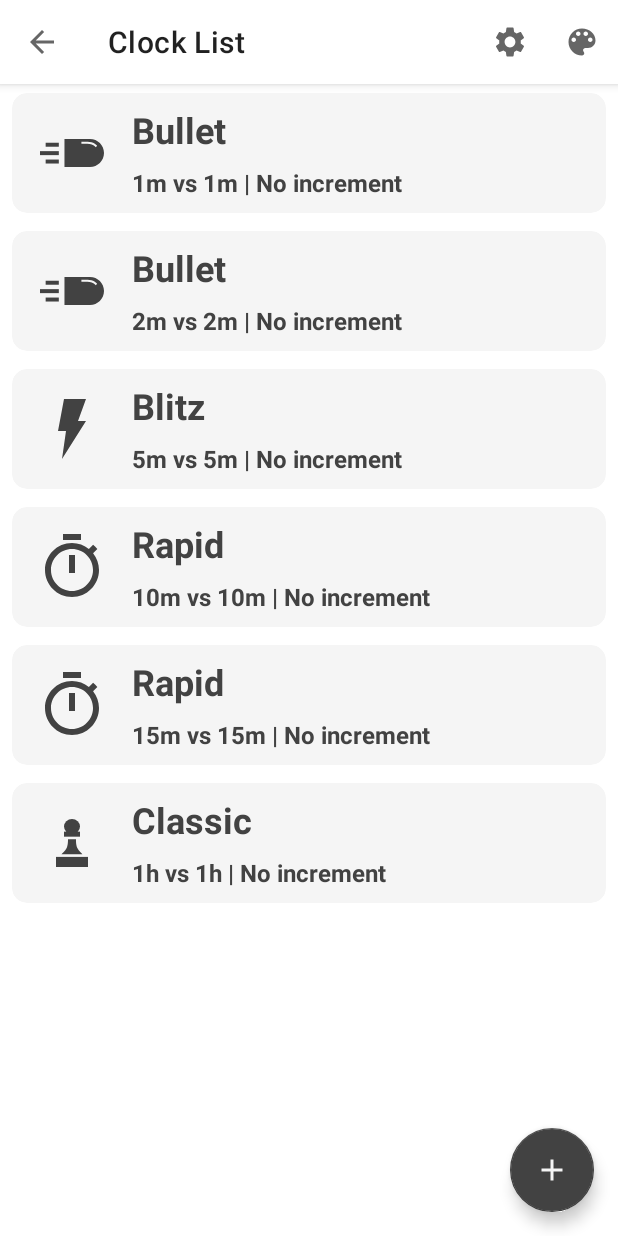
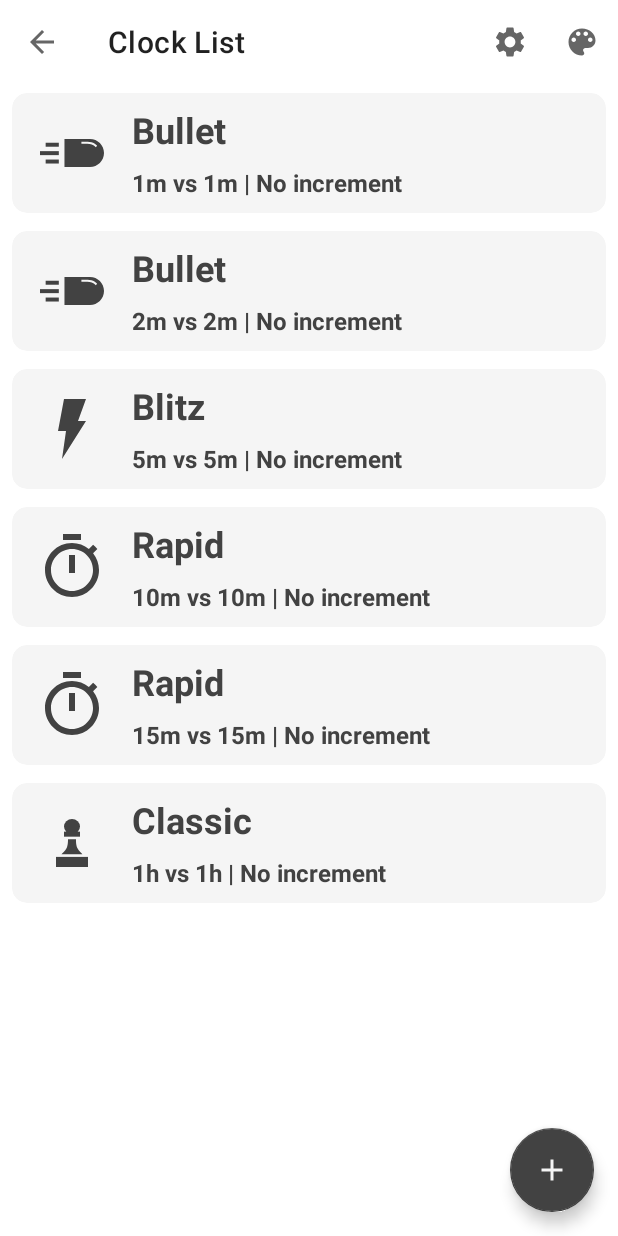
Before and after one commit to olariagamartin/Chess-Clock, an Android app: the ClockListFragment screen opened through its navigation route, on a phone screen of 412 x 824 dp. Run offline under Robolectric (Android 15) with nearby library versions, the phone set to English and light mode, and no system bars; our stand-ins replace Room's generated code.

Commit message:
Feature: remove top app bar elevation (material 3)

```diff
--- a/app/src/main/res/layout/fragment_clock_list.xml
+++ b/app/src/main/res/layout/fragment_clock_list.xml
@@ -9,7 +9,8 @@
 
     <com.google.android.material.appbar.AppBarLayout
         android:layout_width="match_parent"
-        android:layout_height="wrap_content">
+        android:layout_height="wrap_content"
+        app:elevation="0dp">
         <com.google.android.material.appbar.MaterialToolbar
             android:id="@+id/toolbar"
             android:layout_width="match_parent"
--- a/app/src/main/res/layout/fragment_create_edit_clock.xml
+++ b/app/src/main/res/layout/fragment_create_edit_clock.xml
@@ -126,7 +126,8 @@
 
     <com.google.android.material.appbar.AppBarLayout
         android:layout_width="match_parent"
-        android:layout_height="wrap_content">
+        android:layout_height="wrap_content"
+        app:elevation="0dp">
         <com.google.android.material.appbar.MaterialToolbar
             android:id="@+id/toolbar"
             android:layout_width="match_parent"
--- a/app/src/main/res/layout/fragment_settings.xml
+++ b/app/src/main/res/layout/fragment_settings.xml
@@ -8,7 +8,8 @@
 
     <com.google.android.material.appbar.AppBarLayout
         android:layout_width="match_parent"
-        android:layout_height="wrap_content">
+        android:layout_height="wrap_content"
+        app:elevation="0dp">
         <com.google.android.material.appbar.MaterialToolbar
             android:id="@+id/toolbar"
             android:layout_width="match_parent"
```
